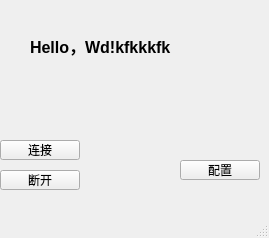
This is mainwindow.ui in G850/QtDemo as Qt 5 draws it before an edit. The edited form follows.
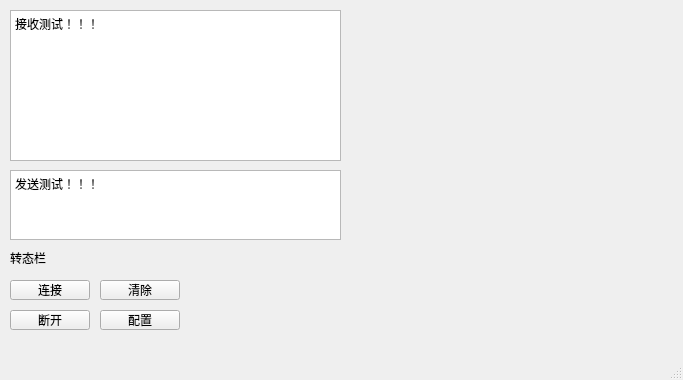
This is the edited form.

```diff
--- a/mainwindow.ui
+++ b/mainwindow.ui
@@ -6,40 +6,19 @@
    <rect>
     <x>0</x>
     <y>0</y>
-    <width>269</width>
-    <height>238</height>
+    <width>683</width>
+    <height>380</height>
    </rect>
   </property>
   <property name="windowTitle">
    <string>MainWindow</string>
   </property>
   <widget class="QWidget" name="centralwidget">
-   <widget class="QLabel" name="textlabel">
-    <property name="geometry">
-     <rect>
-      <x>30</x>
-      <y>30</y>
-      <width>231</width>
-      <height>31</height>
-     </rect>
-    </property>
-    <property name="font">
-     <font>
-      <family>Arial</family>
-      <pointsize>12</pointsize>
-      <weight>75</weight>
-      <bold>true</bold>
-     </font>
-    </property>
-    <property name="text">
-     <string>Hello，Wd!kfkkkfk</string>
-    </property>
-   </widget>
    <widget class="QPushButton" name="actionConfigure">
     <property name="geometry">
      <rect>
-      <x>180</x>
-      <y>160</y>
+      <x>100</x>
+      <y>310</y>
       <width>80</width>
       <height>20</height>
      </rect>
@@ -51,8 +30,8 @@
    <widget class="QPushButton" name="actionConnect">
     <property name="geometry">
      <rect>
-      <x>0</x>
-      <y>140</y>
+      <x>10</x>
+      <y>280</y>
       <width>80</width>
       <height>20</height>
      </rect>
@@ -64,8 +43,8 @@
    <widget class="QPushButton" name="actionDisconnect">
     <property name="geometry">
      <rect>
-      <x>0</x>
-      <y>170</y>
+      <x>10</x>
+      <y>310</y>
       <width>80</width>
       <height>20</height>
      </rect>
@@ -74,6 +53,65 @@
      <string>断开</string>
     </property>
    </widget>
+   <widget class="QTextEdit" name="writeTextEdit">
+    <property name="geometry">
+     <rect>
+      <x>10</x>
+      <y>170</y>
+      <width>331</width>
+      <height>70</height>
+     </rect>
+    </property>
+    <property name="html">
+     <string>&lt;!DOCTYPE HTML PUBLIC &quot;-//W3C//DTD HTML 4.0//EN&quot; &quot;http://www.w3.org/TR/REC-html40/strict.dtd&quot;&gt;
+&lt;html&gt;&lt;head&gt;&lt;meta name=&quot;qrichtext&quot; content=&quot;1&quot; /&gt;&lt;style type=&quot;text/css&quot;&gt;
+p, li { white-space: pre-wrap; }
+&lt;/style&gt;&lt;/head&gt;&lt;body style=&quot; font-family:'SimSun'; font-size:9pt; font-weight:400; font-style:normal;&quot;&gt;
+&lt;p style=&quot; margin-top:0px; margin-bottom:0px; margin-left:0px; margin-right:0px; -qt-block-indent:0; text-indent:0px;&quot;&gt;发送测试！！！&lt;/p&gt;&lt;/body&gt;&lt;/html&gt;</string>
+    </property>
+   </widget>
+   <widget class="QLabel" name="statusBar">
+    <property name="geometry">
+     <rect>
+      <x>10</x>
+      <y>250</y>
+      <width>331</width>
+      <height>16</height>
+     </rect>
+    </property>
+    <property name="text">
+     <string>转态栏</string>
+    </property>
+   </widget>
+   <widget class="QPlainTextEdit" name="readPlainTextEdit">
+    <property name="geometry">
+     <rect>
+      <x>10</x>
+      <y>10</y>
+      <width>331</width>
+      <height>151</height>
+     </rect>
+    </property>
+    <property name="frameShadow">
+     <enum>QFrame::Plain</enum>
+    </property>
+    <property name="plainText">
+     <string>接收测试！！！</string>
+    </property>
+   </widget>
+   <widget class="QPushButton" name="actionClear">
+    <property name="geometry">
+     <rect>
+      <x>100</x>
+      <y>280</y>
+      <width>80</width>
+      <height>20</height>
+     </rect>
+    </property>
+    <property name="text">
+     <string>清除</string>
+    </property>
+   </widget>
   </widget>
   <widget class="QMenuBar" name="menubar">
    <property name="geometry">
```
Left out of the diff: 2 changed lines with no effect on the pictures.
